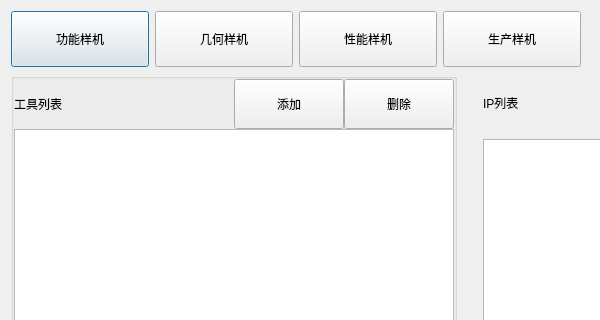
Qt form digitalIntegration/InformationConfihurationDialog.ui (jiaqingguo/DI) before a commit; both pictures show x 0 to 600 and y 0 to 320 of the 824 by 750 pixel window.
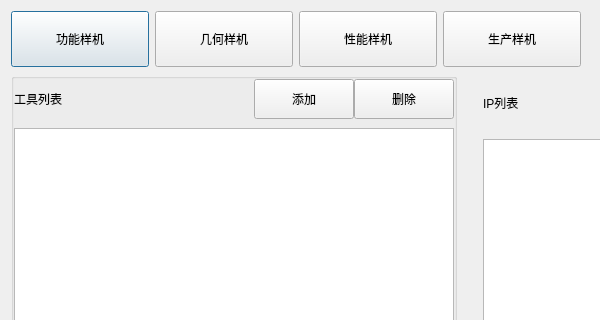
The same form after that commit. The open tabs and pages were chosen to show the change.

```diff
--- a/digitalIntegration/InformationConfihurationDialog.ui
+++ b/digitalIntegration/InformationConfihurationDialog.ui
@@ -167,7 +167,7 @@
              <number>0</number>
             </property>
             <property name="bottomMargin">
-             <number>0</number>
+             <number>9</number>
             </property>
             <item>
              <widget class="QLabel" name="labelToolList1">
@@ -193,8 +193,8 @@
              <widget class="QPushButton" name="btnToolAdd1">
               <property name="minimumSize">
                <size>
-                <width>110</width>
-                <height>50</height>
+                <width>100</width>
+                <height>40</height>
                </size>
               </property>
               <property name="text">
@@ -206,8 +206,8 @@
              <widget class="QPushButton" name="btnToolDel1">
               <property name="minimumSize">
                <size>
-                <width>110</width>
-                <height>50</height>
+                <width>100</width>
+                <height>40</height>
                </size>
               </property>
               <property name="text">
```
Left out of the diff: 28 changed lines with no effect on the pictures.
